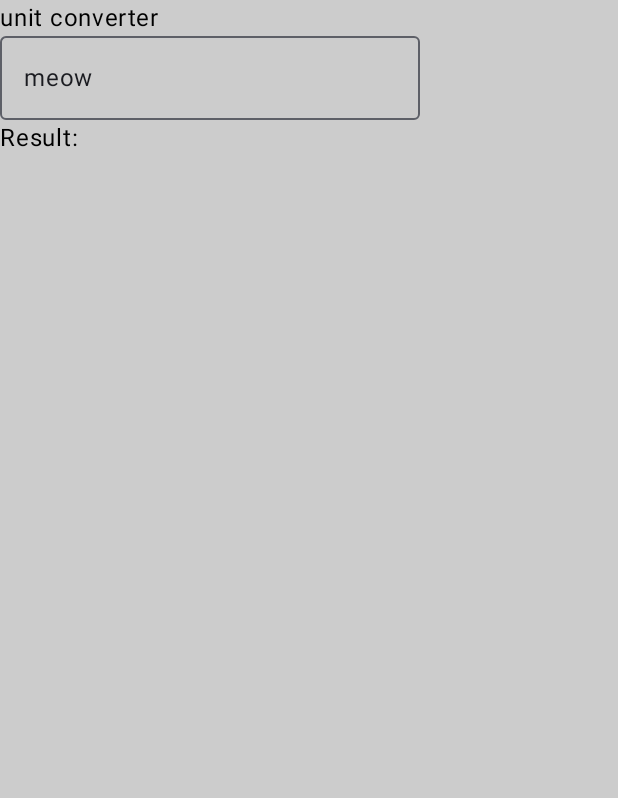
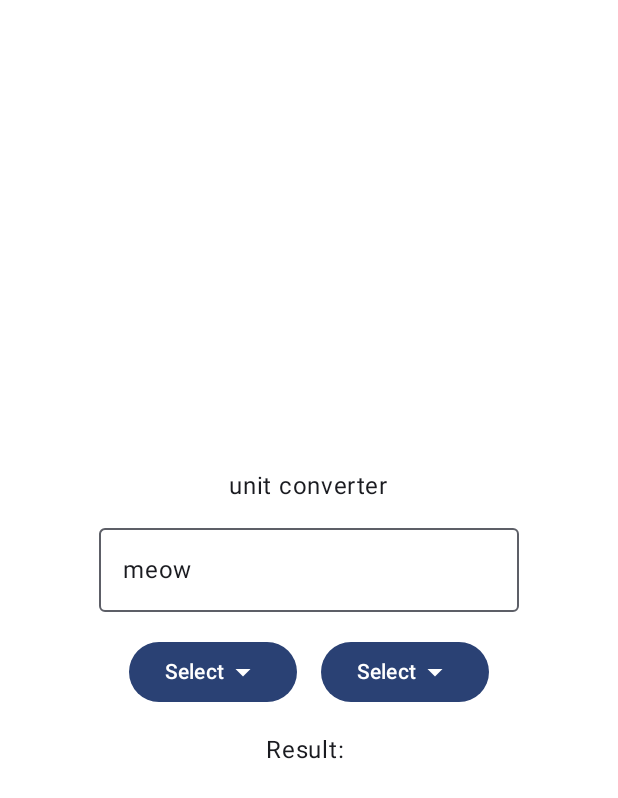
Before and after one commit to nishantxoxo/UnitConverterAppKt, an Android app built with Jetpack Compose: the screen it shows after launch (MainActivity), on a phone screen of 412 x 824 dp. Shown: the top 798 px of the screen. Run offline under Robolectric (Android 15) with nearby library versions, the phone set to English and light mode, and no system bars.

Commit message:
dropdown menus

```diff
--- a/app/src/main/java/com/example/unitconverter/MainActivity.kt
+++ b/app/src/main/java/com/example/unitconverter/MainActivity.kt
@@ -5,22 +5,33 @@ import android.widget.Toast
 import androidx.activity.ComponentActivity
 import androidx.activity.compose.setContent
 import androidx.activity.enableEdgeToEdge
+import androidx.compose.foundation.layout.Arrangement
 import androidx.compose.foundation.layout.Box
 import androidx.compose.foundation.layout.Column
 import androidx.compose.foundation.layout.Row
+import androidx.compose.foundation.layout.Spacer
 import androidx.compose.foundation.layout.fillMaxSize
+import androidx.compose.foundation.layout.height
 import androidx.compose.foundation.layout.padding
+import androidx.compose.foundation.layout.width
+import androidx.compose.material.icons.Icons
+import androidx.compose.material.icons.filled.ArrowDropDown
 import androidx.compose.material3.Button
+import androidx.compose.material3.DropdownMenu
+import androidx.compose.material3.DropdownMenuItem
+import androidx.compose.material3.Icon
 import androidx.compose.material3.MaterialTheme
 import androidx.compose.material3.OutlinedTextField
 import androidx.compose.material3.Scaffold
 import androidx.compose.material3.Surface
 import androidx.compose.material3.Text
 import androidx.compose.runtime.Composable
+import androidx.compose.ui.Alignment
 import androidx.compose.ui.Modifier
 import androidx.compose.ui.graphics.Color
 import androidx.compose.ui.platform.LocalContext
 import androidx.compose.ui.tooling.preview.Preview
+import androidx.compose.ui.unit.dp
 import com.example.unitconverter.ui.theme.UnitConverterTheme
 
 class MainActivity : ComponentActivity() {
@@ -30,7 +41,7 @@ class MainActivity : ComponentActivity() {
         setContent {
             UnitConverterTheme {
                 Surface(modifier = Modifier.fillMaxSize(),
-                    color = Color.LightGray
+                    color = Color.White
 
 
                 )  {
@@ -62,12 +73,43 @@ fun Greeting(name: String, modifier: Modifier = Modifier) {
 
 @Composable
 fun UnitConverter (){
-    Column {
+    Column(verticalArrangement = Arrangement.Center , horizontalAlignment = Alignment.CenterHorizontally) {
         Text("unit converter")
+        Spacer(modifier = Modifier.height(16.dp))
         OutlinedTextField(value = "meow", onValueChange = {})
+        Spacer(modifier = Modifier.height(16.dp))
+
         Row {
             Box {
+                Button(onClick = {}) {
+                    Text("Select")
+                    Icon(Icons.Default.ArrowDropDown, contentDescription = "drop down button")
+                }
+                DropdownMenu(expanded = false, onDismissRequest = {}) {
+                    DropdownMenuItem(onClick = {
 
+                    }, text = { Text("Centimeters") })
+                    DropdownMenuItem(text = { Text("Meters")}, onClick = {})
+
+                }
+
+            }
+            Spacer(modifier = Modifier.width(16.dp))
+            Box{
+                Button(onClick = {}) {
+                    Text("Select")
+                    Icon(Icons.Default.ArrowDropDown, contentDescription = "drop down button")
+                }
+                DropdownMenu(expanded = false, onDismissRequest = {}) {
+                    DropdownMenuItem(onClick = {
+
+                    }, text = { Text("Centimeters") })
+
+                    DropdownMenuItem(text = { Text("Meters")}, onClick = {
+
+                    })
+
+                }
             }
 //            val context = LocalContext.current
 //            Button(onClick = {
@@ -78,6 +120,8 @@ fun UnitConverter (){
 //                Text("my button")
 //            }
         }
+        Spacer(modifier = Modifier.height(16.dp))
+
         Text("Result: ")
     }
 }
```
Also changed, not shown: 1 other file.
